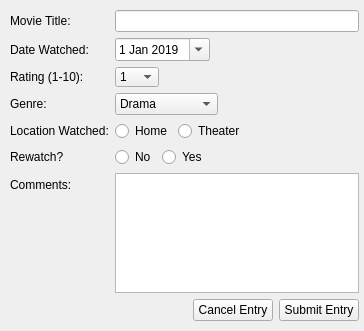
This is UI Files/AddMovieForm.ui in steinmns/Cinema-Stats as Qt 5 draws it before an edit. The edited form follows.
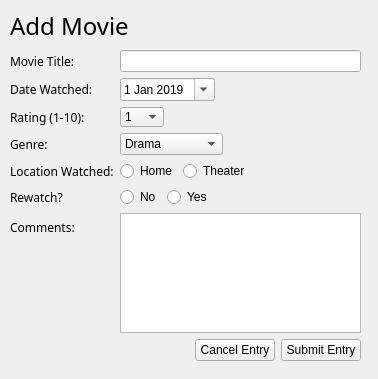
This is the edited form.

What changed in the file:
```diff
--- a/UI Files/AddMovieForm.ui
+++ b/UI Files/AddMovieForm.ui
@@ -6,8 +6,8 @@
    <rect>
     <x>0</x>
     <y>0</y>
-    <width>364</width>
-    <height>331</height>
+    <width>378</width>
+    <height>379</height>
    </rect>
   </property>
   <property name="windowTitle">
@@ -17,8 +17,8 @@
    <property name="geometry">
     <rect>
      <x>10</x>
-     <y>10</y>
-     <width>349</width>
+     <y>50</y>
+     <width>350</width>
      <height>311</height>
     </rect>
    </property>
@@ -28,6 +28,11 @@
     </property>
     <item row="0" column="0">
      <widget class="QLabel" name="MovieTitleLabel">
+      <property name="font">
+       <font>
+        <family>Montserrat</family>
+       </font>
+      </property>
       <property name="text">
        <string>Movie Title:</string>
       </property>
@@ -41,6 +46,11 @@
         <verstretch>0</verstretch>
        </sizepolicy>
       </property>
+      <property name="font">
+       <font>
+        <family>Montserrat</family>
+       </font>
+      </property>
       <property name="text">
        <string>Date Watched:</string>
       </property>
@@ -111,6 +121,11 @@
     </item>
     <item row="2" column="0">
      <widget class="QLabel" name="MovieRatingLabel">
+      <property name="font">
+       <font>
+        <family>Montserrat</family>
+       </font>
+      </property>
       <property name="text">
        <string>Rating (1-10):</string>
       </property>
@@ -204,6 +219,11 @@
     </item>
     <item row="3" column="0">
      <widget class="QLabel" name="MovieGenreLabel">
+      <property name="font">
+       <font>
+        <family>Montserrat</family>
+       </font>
+      </property>
       <property name="text">
        <string>Genre:</string>
       </property>
@@ -318,6 +338,11 @@
     </item>
     <item row="4" column="0">
      <widget class="QLabel" name="MovieLocationLabel">
+      <property name="font">
+       <font>
+        <family>Montserrat</family>
+       </font>
+      </property>
       <property name="text">
        <string>Location Watched:</string>
       </property>
@@ -368,6 +393,11 @@
     </item>
     <item row="5" column="0">
      <widget class="QLabel" name="MovieRewatchLabel">
+      <property name="font">
+       <font>
+        <family>Montserrat</family>
+       </font>
+      </property>
       <property name="text">
        <string>Rewatch?</string>
       </property>
@@ -418,6 +448,11 @@
     </item>
     <item row="6" column="0">
      <widget class="QLabel" name="MovieCommentsLabel">
+      <property name="font">
+       <font>
+        <family>Montserrat</family>
+       </font>
+      </property>
       <property name="text">
        <string>Comments:</string>
       </property>
@@ -508,6 +543,27 @@
     </item>
    </layout>
   </widget>
+  <widget class="QLabel" name="AddMovieTitleLabel">
+   <property name="geometry">
+    <rect>
+     <x>10</x>
+     <y>10</y>
+     <width>191</width>
+     <height>31</height>
+    </rect>
+   </property>
+   <property name="font">
+    <font>
+     <family>Rubik Black</family>
+     <pointsize>18</pointsize>
+     <weight>50</weight>
+     <bold>false</bold>
+    </font>
+   </property>
+   <property name="text">
+    <string>Add Movie</string>
+   </property>
+  </widget>
  </widget>
  <resources/>
  <connections/>
```
